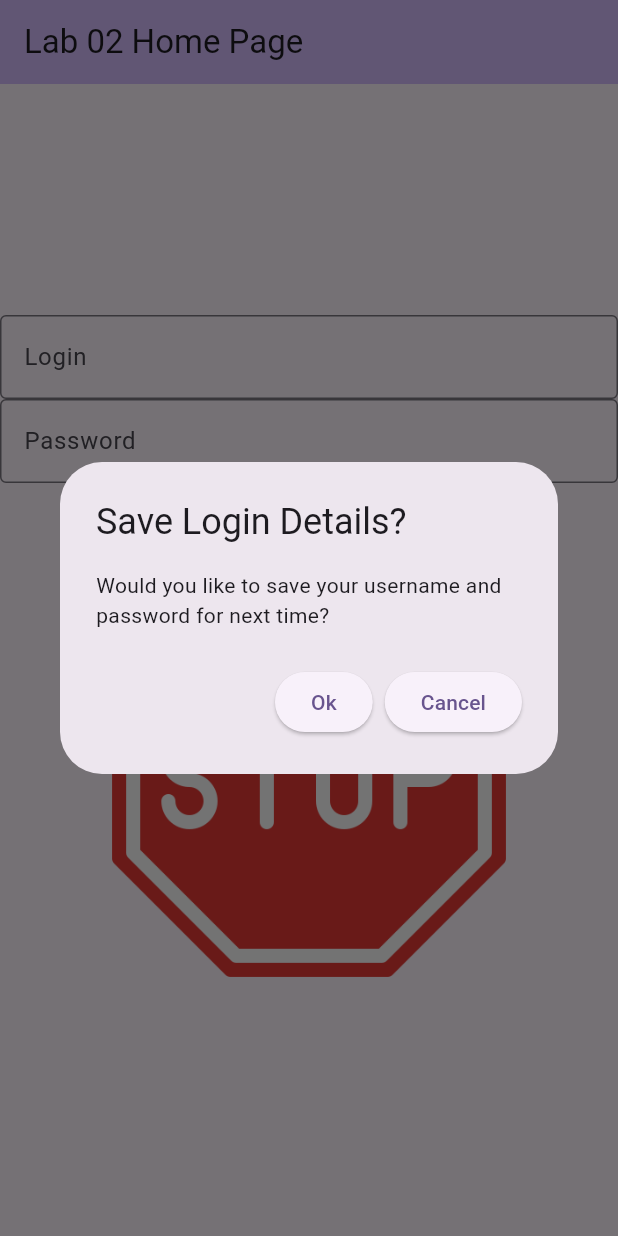
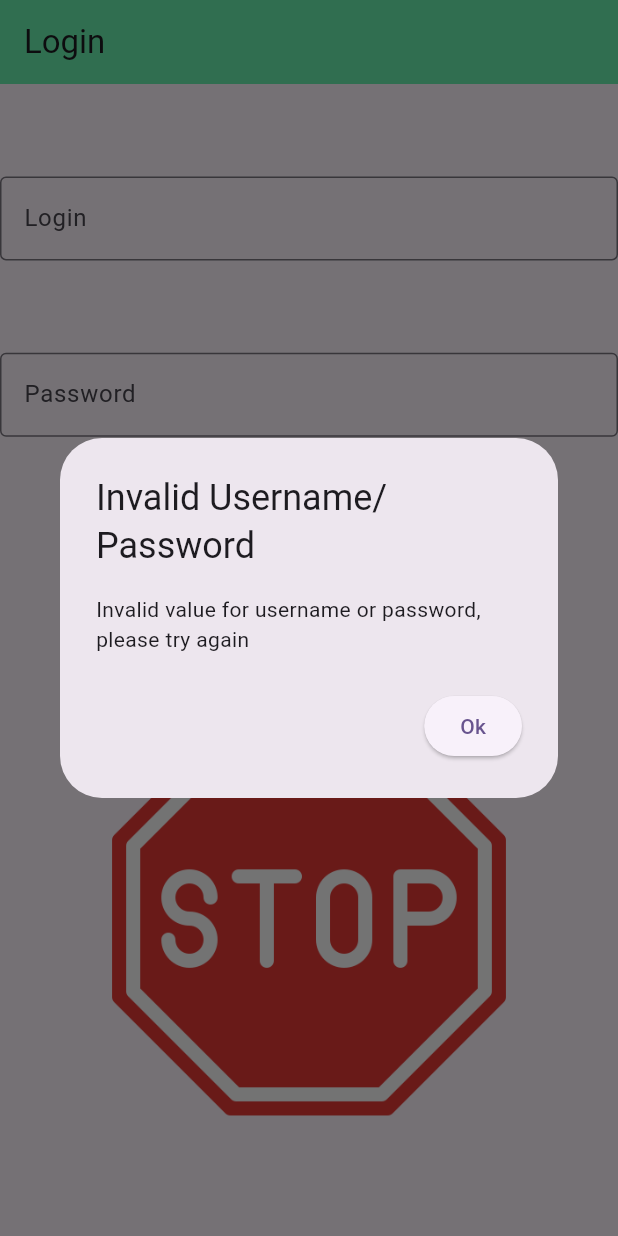
Before and after one commit to RoidedSasquatch/CST23555-Lab05, a Flutter app: the screen it shows after launch, after a tap on "Login", on a phone screen of 412 x 824 dp. Run offline on Flutter 3.47's test engine with Material 3 defaults, Android fonts, the phone set to English and light mode, and no system bars; missing offline and left inert: encrypted_shared_preferences; statements that could not run were skipped.

Commit message:
Third Commit: Completed project

```diff
--- /dev/null
+++ b/lib/data_repository.dart
@@ -0,0 +1,40 @@
+import 'package:encrypted_shared_preferences/encrypted_shared_preferences.dart';
+
+class DataRepository {
+  static String userName = "";
+  static String firstName = "";
+  static String lastName = "";
+  static String phone = "";
+  static String email = "";
+  static EncryptedSharedPreferences prefs = EncryptedSharedPreferences();
+
+  static void loadData() {
+    prefs.getString("first").then((String value) {
+      if(value != "") {
+        firstName = value;
+      }
+    });
+    prefs.getString("last").then((String value) {
+      if(value != "") {
+        lastName = value;
+      }
+    });
+    prefs.getString("phone").then((String value) {
+      if(value != "") {
+        phone = value;
+      }
+    });
+    prefs.getString("email").then((String value) {
+      if(value != "") {
+        email = value;
+      }
+    });
+  }
+
+  static void saveData() {
+      prefs.setString("first", firstName);
+      prefs.setString("last", lastName);
+      prefs.setString("phone", phone);
+      prefs.setString("email", email);
+  }
+}
--- a/lib/main.dart
+++ b/lib/main.dart
@@ -1,5 +1,6 @@
-import 'package:encrypted_shared_preferences/encrypted_shared_preferences.dart';
 import 'package:flutter/material.dart';
+import 'package:lab02/data_repository.dart';
+import 'package:lab02/profile_page.dart';
 
 void main() {
   runApp(const MyApp());
@@ -12,43 +13,23 @@ class MyApp extends StatelessWidget {
   @override
   Widget build(BuildContext context) {
     return MaterialApp(
-      title: 'Flutter Demo',
+      title: 'Application',
+      debugShowCheckedModeBanner: false,
       theme: ThemeData(
-        // This is the theme of your application.
-        //
-        // TRY THIS: Try running your application with "flutter run". You'll see
-        // the application has a purple toolbar. Then, without quitting the app,
-        // try changing the seedColor in the colorScheme below to Colors.green
-        // and then invoke "hot reload" (save your changes or press the "hot
-        // reload" button in a Flutter-supported IDE, or press "r" if you used
-        // the command line to start the app).
-        //
-        // Notice that the counter didn't reset back to zero; the application
-        // state is not lost during the reload. To reset the state, use hot
-        // restart instead.
-        //
-        // This works for code too, not just values: Most code changes can be
-        // tested with just a hot reload.
         colorScheme: ColorScheme.fromSeed(seedColor: Colors.deepPurple),
         useMaterial3: true,
       ),
-      home: const MyHomePage(title: 'Lab 02 Home Page'),
+      initialRoute: '/',
+      routes: {
+        '/': (context) => const MyHomePage(title: "Login"),
+        '/profile': (context) => const ProfilePage()
+      },
     );
   }
 }
 
 class MyHomePage extends StatefulWidget {
   const MyHomePage({super.key, required this.title});
-
-  // This widget is the home page of your application. It is stateful, meaning
-  // that it has a State object (defined below) that contains fields that affect
-  // how it looks.
-
-  // This class is the configuration for the state. It holds the values (in this
-  // case the title) provided by the parent (in this case the App widget) and
-  // used by the build method of the State. Fields in a Widget subclass are
-  // always marked "final".
-
   final String title;
 
   @override
@@ -58,49 +39,73 @@ class MyHomePage extends StatefulWidget {
 class _MyHomePageState extends State<MyHomePage> {
   late TextEditingController loginController;
   late TextEditingController passController;
+
   var passText = "";
   var source = "assets/question-mark.png";
-  EncryptedSharedPreferences prefs = EncryptedSharedPreferences();
 
   void buttonClick() {
     setState(() {
       passText = passController.value.text;
-      if(passText == "QWERTY123") {
+      if (passText != "") {
         source = "assets/idea.png";
       } else {
         source = "assets/stop.png";
       }
+      if (passText != "") {
         showDialog<String>(
           context: context,
-        builder: (BuildContext context) =>  AlertDialog(
+          builder: (BuildContext context) => AlertDialog(
             title: const Text('Save Login Details?'),
-          content: const Text('Would you like to save your username and password for next time?'),
+            content: const Text(
+                'Would you like to save your username and password for next time?'),
             actions: <Widget>[
               ElevatedButton(onPressed: okClicked, child: const Text("Ok")),
-            ElevatedButton(onPressed: cancelClicked, child: const Text("Cancel"))
+              ElevatedButton(
+                  onPressed: cancelClicked, child: const Text("Cancel"))
             ],
           ),
         );
+      } else {
+        showDialog<String>(
+          context: context,
+          builder: (BuildContext context) => AlertDialog(
+            title: const Text('Invalid Username/Password'),
+            content: const Text(
+                'Invalid value for username or password, please try again'),
+            actions: <Widget>[
+              ElevatedButton(onPressed: retry, child: const Text("Ok"))
+            ],
+          ),
+        );
+      }
     });
   }
 
   void okClicked() async {
-      prefs.setString("username", loginController.value.text);
-      prefs.setString("password", passController.value.text);
+    DataRepository.prefs.setString("username", loginController.value.text);
+    DataRepository.prefs.setString("password", passController.value.text);
     Navigator.pop(context);
+    Navigator.pushNamed(context, '/profile');
   }
 
   void cancelClicked() async {
-      prefs.remove("username");
-      prefs.remove("password");
+    DataRepository.prefs.remove("username");
+    DataRepository.prefs.remove("password");
     Navigator.pop(context);
   }
 
   void clearData() async {
     loginController.text = "";
     passController.text = "";
-    prefs.remove("username");
-    prefs.remove("password");
+    DataRepository.prefs.remove("username");
+    DataRepository.prefs.remove("password");
+  }
+
+  void retry() {
+    setState(() {
+      source = "assets/question-mark.png";
+    });
+    Navigator.pop(context);
   }
 
   @override
@@ -108,19 +113,21 @@ class _MyHomePageState extends State<MyHomePage> {
     super.initState();
     loginController = TextEditingController();
     passController = TextEditingController();
-    prefs.getString("username").then((String value) {
-      if(value != "") {
+
+    DataRepository.prefs.getString("username").then((String value) {
+      if (value != "") {
         loginController.text = value;
+        DataRepository.userName = value;
         SnackBar snackBar = SnackBar(
-            content: Text("Welcome $value, previous login details loaded."),
+            content: const Text("Welcome, previous login details loaded."),
             action: SnackBarAction(label: "Clear Data", onPressed: clearData));
         Future.delayed(const Duration(seconds: 1)).then((_) {
           ScaffoldMessenger.of(context).showSnackBar(snackBar);
         });
       }
     });
-    prefs.getString("password").then((String value) {
-      if(value != "") {
+    DataRepository.prefs.getString("password").then((String value) {
+      if (value != "") {
         passController.text = value;
       }
     });
@@ -135,54 +142,28 @@ class _MyHomePageState extends State<MyHomePage> {
 
   @override
   Widget build(BuildContext context) {
-    // This method is rerun every time setState is called, for instance as done
-    // by the _incrementCounter method above.
-    //
-    // The Flutter framework has been optimized to make rerunning build methods
-    // fast, so that you can just rebuild anything that needs updating rather
-    // than having to individually change instances of widgets.
     return Scaffold(
       appBar: AppBar(
-        // TRY THIS: Try changing the color here to a specific color (to
-        // Colors.amber, perhaps?) and trigger a hot reload to see the AppBar
-        // change color while the other colors stay the same.
-        backgroundColor: Theme.of(context).colorScheme.inversePrimary,
-        // Here we take the value from the MyHomePage object that was created by
-        // the App.build method, and use it to set our appbar title.
+        backgroundColor: Colors.greenAccent,
         title: Text(widget.title),
       ),
       body: Center(
-        // Center is a layout widget. It takes a single child and positions it
-        // in the middle of the parent.
         child: Column(
-          // Column is also a layout widget. It takes a list of children and
-          // arranges them vertically. By default, it sizes itself to fit its
-          // children horizontally, and tries to be as tall as its parent.
-          //
-          // Column has various properties to control how it sizes itself and
-          // how it positions its children. Here we use mainAxisAlignment to
-          // center the children vertically; the main axis here is the vertical
-          // axis because Columns are vertical (the cross axis would be
-          // horizontal).
-          //
-          // TRY THIS: Invoke "debug painting" (choose the "Toggle Debug Paint"
-          // action in the IDE, or press "p" in the console), to see the
-          // wireframe for each widget.
-          mainAxisAlignment: MainAxisAlignment.center,
+          mainAxisAlignment: MainAxisAlignment.spaceEvenly,
           children: <Widget>[
-            TextField(controller: loginController,
+            TextField(
+                controller: loginController,
                 decoration: const InputDecoration(
-                    hintText:"Enter Username",
+                    hintText: "Enter Username",
                     border: OutlineInputBorder(),
-                    labelText: "Login"
-                )),
-            TextField(controller: passController,
+                    labelText: "Login")),
+            TextField(
+                controller: passController,
                 obscureText: true,
                 decoration: const InputDecoration(
-                    hintText:"Enter Password",
+                    hintText: "Enter Password",
                     border: OutlineInputBorder(),
-                    labelText: "Password"
-                )),
+                    labelText: "Password")),
             ElevatedButton(onPressed: buttonClick, child: const Text("Login")),
             Image.asset(source, width: 300, height: 300),
           ],
--- a/pubspec.yaml
+++ b/pubspec.yaml
@@ -31,11 +31,11 @@ dependencies:
   flutter:
     sdk: flutter
 
-
   # The following adds the Cupertino Icons font to your application.
   # Use with the CupertinoIcons class for iOS style icons.
   cupertino_icons: ^1.0.6
   encrypted_shared_preferences: ^3.0.1
+  url_launcher: ^6.3.0
 
 dev_dependencies:
   flutter_test:
```
Also changed, not shown: lib/profile_page.dart (added, +172 -0 lines), pubspec.lock, 5 other files. Lines whose indentation alone changed are shown as unchanged.
